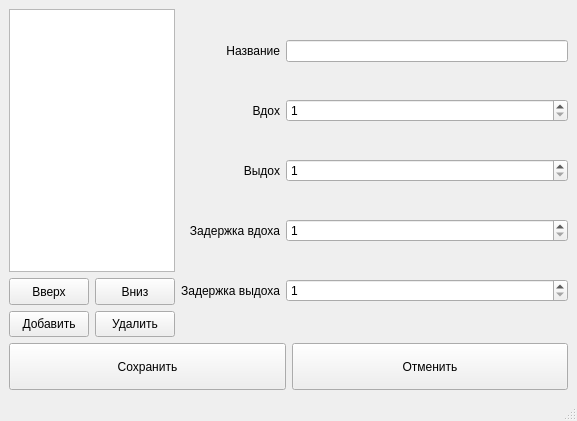
This is src/SettingsWindow/settings.ui in dvarubla/breathe_trainer as Qt 5 draws it before an edit. The edited form follows.
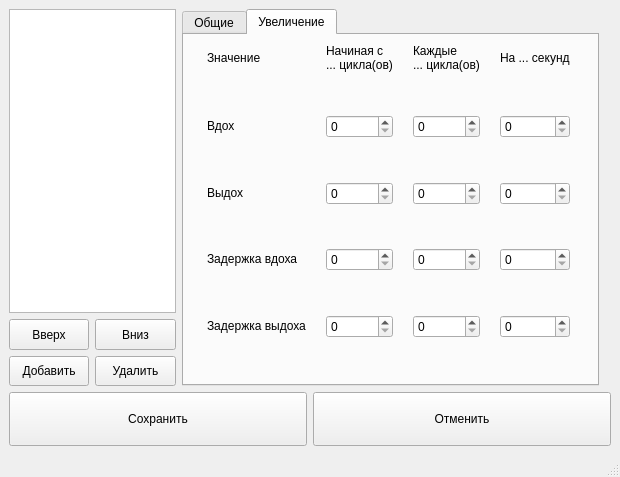
This is the edited form. The open tabs and pages were chosen to show the change.

Commit message: Add tabs in settings window

What changed in the file:
```diff
--- a/src/SettingsWindow/settings.ui
+++ b/src/SettingsWindow/settings.ui
@@ -6,110 +6,46 @@
    <rect>
     <x>0</x>
     <y>0</y>
-    <width>577</width>
-    <height>421</height>
+    <width>620</width>
+    <height>477</height>
    </rect>
   </property>
   <property name="windowTitle">
    <string>Настройки профилей</string>
   </property>
   <widget class="QWidget" name="centralwidget">
-   <layout class="QGridLayout" name="gridLayout" rowstretch="7,1" columnstretch="2,5">
-    <item row="0" column="1">
-     <layout class="QGridLayout" name="gridLayout_2">
-      <item row="4" column="0">
-       <widget class="QLabel" name="label4">
-        <property name="text">
-         <string>Задержка выдоха</string>
+   <layout class="QGridLayout" name="gridLayout" rowstretch="7,1" columnstretch="2,5,0,0">
+    <item row="0" column="3">
+     <layout class="QGridLayout" name="gridLayout_2"/>
+    </item>
+    <item row="1" column="0" colspan="4">
+     <layout class="QHBoxLayout" name="horizontalLayout">
+      <item>
+       <widget class="QPushButton" name="saveButton">
+        <property name="sizePolicy">
+         <sizepolicy hsizetype="Minimum" vsizetype="Minimum">
+          <horstretch>0</horstretch>
+          <verstretch>0</verstretch>
+         </sizepolicy>
         </property>
-        <property name="alignment">
-         <set>Qt::AlignRight|Qt::AlignTrailing|Qt::AlignVCenter</set>
-        </property>
-       </widget>
-      </item>
-      <item row="1" column="0">
-       <widget class="QLabel" name="label_3">
         <property name="text">
-         <string>Вдох</string>
+         <string>Сохранить</string>
         </property>
-        <property name="alignment">
-         <set>Qt::AlignRight|Qt::AlignTrailing|Qt::AlignVCenter</set>
-        </property>
        </widget>
       </item>
-      <item row="2" column="0">
-       <widget class="QLabel" name="label">
-        <property name="text">
-         <string>Выдох</string>
+      <item>
+       <widget class="QPushButton" name="cancelButton">
+        <property name="sizePolicy">
+         <sizepolicy hsizetype="Minimum" vsizetype="Minimum">
+          <horstretch>0</horstretch>
+          <verstretch>0</verstretch>
+         </sizepolicy>
         </property>
-        <property name="alignment">
-         <set>Qt::AlignRight|Qt::AlignTrailing|Qt::AlignVCenter</set>
-        </property>
-       </widget>
-      </item>
-      <item row="0" column="0">
-       <widget class="QLabel" name="label_4">
         <property name="text">
-         <string>Название</string>
+         <string>Отменить</string>
         </property>
-        <property name="alignment">
-         <set>Qt::AlignRight|Qt::AlignTrailing|Qt::AlignVCenter</set>
-        </property>
        </widget>
       </item>
-      <item row="3" column="0">
-       <widget class="QLabel" name="label_2">
-        <property name="text">
-         <string>Задержка вдоха</string>
-        </property>
-        <property name="alignment">
-         <set>Qt::AlignRight|Qt::AlignTrailing|Qt::AlignVCenter</set>
-        </property>
-       </widget>
-      </item>
-      <item row="3" column="1">
-       <widget class="QSpinBox" name="pauseInhaleEdit">
-        <property name="minimum">
-         <number>1</number>
-        </property>
-        <property name="maximum">
-         <number>999</number>
-        </property>
-       </widget>
-      </item>
-      <item row="2" column="1">
-       <widget class="QSpinBox" name="exhaleEdit">
-        <property name="minimum">
-         <number>1</number>
-        </property>
-        <property name="maximum">
-         <number>999</number>
-        </property>
-       </widget>
-      </item>
-      <item row="1" column="1">
-       <widget class="QSpinBox" name="inhaleEdit">
-        <property name="minimum">
-         <number>1</number>
-        </property>
-        <property name="maximum">
-         <number>999</number>
-        </property>
-       </widget>
-      </item>
-      <item row="4" column="1">
-       <widget class="QSpinBox" name="pauseExhaleEdit">
-        <property name="minimum">
-         <number>1</number>
-        </property>
-        <property name="maximum">
-         <number>999</number>
-        </property>
-       </widget>
-      </item>
-      <item row="0" column="1">
-       <widget class="QLineEdit" name="nameEdit"/>
-      </item>
      </layout>
     </item>
     <item row="0" column="0">
@@ -171,35 +107,470 @@
       </item>
      </layout>
     </item>
-    <item row="1" column="0" colspan="2">
-     <layout class="QHBoxLayout" name="horizontalLayout">
-      <item>
-       <widget class="QPushButton" name="saveButton">
-        <property name="sizePolicy">
-         <sizepolicy hsizetype="Minimum" vsizetype="Minimum">
-          <horstretch>0</horstretch>
-          <verstretch>0</verstretch>
-         </sizepolicy>
-        </property>
-        <property name="text">
-         <string>Сохранить</string>
-        </property>
-       </widget>
-      </item>
-      <item>
-       <widget class="QPushButton" name="cancelButton">
-        <property name="sizePolicy">
-         <sizepolicy hsizetype="Minimum" vsizetype="Minimum">
-          <horstretch>0</horstretch>
-          <verstretch>0</verstretch>
-         </sizepolicy>
-        </property>
-        <property name="text">
-         <string>Отменить</string>
-        </property>
-       </widget>
-      </item>
-     </layout>
+    <item row="0" column="1">
+     <widget class="QTabWidget" name="tabWidget">
+      <property name="currentIndex">
+       <number>0</number>
+      </property>
+      <widget class="QWidget" name="tab">
+       <attribute name="title">
+        <string>Общие</string>
+       </attribute>
+       <layout class="QGridLayout" name="gridLayout_4">
+        <item row="0" column="0">
+         <widget class="QLabel" name="label_4">
+          <property name="text">
+           <string>Название</string>
+          </property>
+          <property name="alignment">
+           <set>Qt::AlignRight|Qt::AlignTrailing|Qt::AlignVCenter</set>
+          </property>
+         </widget>
+        </item>
+        <item row="0" column="1">
+         <widget class="QLineEdit" name="nameEdit"/>
+        </item>
+        <item row="1" column="0">
+         <widget class="QLabel" name="label_3">
+          <property name="text">
+           <string>Вдох</string>
+          </property>
+          <property name="alignment">
+           <set>Qt::AlignRight|Qt::AlignTrailing|Qt::AlignVCenter</set>
+          </property>
+         </widget>
+        </item>
+        <item row="1" column="1">
+         <widget class="QSpinBox" name="inhaleEdit">
+          <property name="minimum">
+           <number>1</number>
+          </property>
+          <property name="maximum">
+           <number>999</number>
+          </property>
+         </widget>
+        </item>
+        <item row="2" column="0">
+         <widget class="QLabel" name="label">
+          <property name="text">
+           <string>Выдох</string>
+          </property>
+          <property name="alignment">
+           <set>Qt::AlignRight|Qt::AlignTrailing|Qt::AlignVCenter</set>
+          </property>
+         </widget>
+        </item>
+        <item row="2" column="1">
+         <widget class="QSpinBox" name="exhaleEdit">
+          <property name="minimum">
+           <number>1</number>
+          </property>
+          <property name="maximum">
+           <number>999</number>
+          </property>
+         </widget>
+        </item>
+        <item row="3" column="0">
+         <widget class="QLabel" name="label_2">
+          <property name="text">
+           <string>Задержка вдоха</string>
+          </property>
+          <property name="alignment">
+           <set>Qt::AlignRight|Qt::AlignTrailing|Qt::AlignVCenter</set>
+          </property>
+         </widget>
+        </item>
+        <item row="3" column="1">
+         <widget class="QSpinBox" name="pauseInhaleEdit">
+          <property name="minimum">
+           <number>1</number>
+          </property>
+          <property name="maximum">
+           <number>999</number>
+          </property>
+         </widget>
+        </item>
+        <item row="4" column="0">
+         <widget class="QLabel" name="label4">
+          <property name="text">
+           <string>Задержка выдоха</string>
+          </property>
+          <property name="alignment">
+           <set>Qt::AlignRight|Qt::AlignTrailing|Qt::AlignVCenter</set>
+          </property>
+         </widget>
+        </item>
+        <item row="4" column="1">
+         <widget class="QSpinBox" name="pauseExhaleEdit">
+          <property name="minimum">
+           <number>1</number>
+          </property>
+          <property name="maximum">
+           <number>999</number>
+          </property>
+         </widget>
+        </item>
+       </layout>
+      </widget>
+      <widget class="QWidget" name="tab_2">
+       <attribute name="title">
+        <string>Увеличение</string>
+       </attribute>
+       <layout class="QGridLayout" name="gridLayout_5">
+        <item row="5" column="0">
+         <spacer name="verticalSpacer_3">
+          <property name="orientation">
+           <enum>Qt::Vertical</enum>
+          </property>
+          <property name="sizeHint" stdset="0">
+           <size>
+            <width>20</width>
+            <height>40</height>
+           </size>
+          </property>
+         </spacer>
+        </item>
+        <item row="7" column="0">
+         <spacer name="verticalSpacer_4">
+          <property name="orientation">
+           <enum>Qt::Vertical</enum>
+          </property>
+          <property name="sizeHint" stdset="0">
+           <size>
+            <width>20</width>
+            <height>40</height>
+           </size>
+          </property>
+         </spacer>
+        </item>
+        <item row="8" column="3">
+         <widget class="QSpinBox" name="exhalePauseDeltaEdit">
+          <property name="sizePolicy">
+           <sizepolicy hsizetype="Minimum" vsizetype="Fixed">
+            <horstretch>0</horstretch>
+            <verstretch>0</verstretch>
+           </sizepolicy>
+          </property>
+          <property name="maximum">
+           <number>999</number>
+          </property>
+         </widget>
+        </item>
+        <item row="4" column="2">
+         <widget class="QSpinBox" name="exhaleEveryEdit">
+          <property name="sizePolicy">
+           <sizepolicy hsizetype="Minimum" vsizetype="Fixed">
+            <horstretch>0</horstretch>
+            <verstretch>0</verstretch>
+           </sizepolicy>
+          </property>
+          <property name="maximum">
+           <number>999</number>
+          </property>
+         </widget>
+        </item>
+        <item row="4" column="3">
+         <widget class="QSpinBox" name="exhaleDeltaEdit">
+          <property name="sizePolicy">
+           <sizepolicy hsizetype="Minimum" vsizetype="Fixed">
+            <horstretch>0</horstretch>
+            <verstretch>0</verstretch>
+           </sizepolicy>
+          </property>
+          <property name="maximum">
+           <number>999</number>
+          </property>
+         </widget>
+        </item>
+        <item row="6" column="0">
+         <widget class="QLabel" name="label_11">
+          <property name="sizePolicy">
+           <sizepolicy hsizetype="Preferred" vsizetype="Fixed">
+            <horstretch>0</horstretch>
+            <verstretch>0</verstretch>
+           </sizepolicy>
+          </property>
+          <property name="text">
+           <string>Задержка вдоха</string>
+          </property>
+         </widget>
+        </item>
+        <item row="6" column="1">
+         <widget class="QSpinBox" name="inhalePauseBeginEdit">
+          <property name="sizePolicy">
+           <sizepolicy hsizetype="Minimum" vsizetype="Fixed">
+            <horstretch>0</horstretch>
+            <verstretch>0</verstretch>
+           </sizepolicy>
+          </property>
+          <property name="maximum">
+           <number>999</number>
+          </property>
+          <property name="value">
+           <number>0</number>
+          </property>
+         </widget>
+        </item>
+        <item row="6" column="2">
+         <widget class="QSpinBox" name="inhalePauseEveryEdit">
+          <property name="sizePolicy">
+           <sizepolicy hsizetype="Minimum" vsizetype="Fixed">
+            <horstretch>0</horstretch>
+            <verstretch>0</verstretch>
+           </sizepolicy>
+          </property>
+          <property name="maximum">
+           <number>999</number>
+          </property>
+         </widget>
+        </item>
+        <item row="6" column="3">
+         <widget class="QSpinBox" name="inhalePauseDeltaEdit">
+          <property name="sizePolicy">
+           <sizepolicy hsizetype="Minimum" vsizetype="Fixed">
+            <horstretch>0</horstretch>
+            <verstretch>0</verstretch>
+           </sizepolicy>
+          </property>
+          <property name="maximum">
+           <number>999</number>
+          </property>
+         </widget>
+        </item>
+        <item row="8" column="0">
+         <widget class="QLabel" name="label_12">
+          <property name="sizePolicy">
+           <sizepolicy hsizetype="Preferred" vsizetype="Fixed">
+            <horstretch>0</horstretch>
+            <verstretch>0</verstretch>
+           </sizepolicy>
+          </property>
+          <property name="text">
+           <string>Задержка выдоха</string>
+          </property>
+         </widget>
+        </item>
+        <item row="8" column="1">
+         <widget class="QSpinBox" name="exhalePauseBeginEdit">
+          <property name="sizePolicy">
+           <sizepolicy hsizetype="Minimum" vsizetype="Fixed">
+            <horstretch>0</horstretch>
+            <verstretch>0</verstretch>
+           </sizepolicy>
+          </property>
+          <property name="maximum">
+           <number>999</number>
+          </property>
+          <property name="value">
+           <number>0</number>
+          </property>
+         </widget>
+        </item>
+        <item row="8" column="2">
+         <widget class="QSpinBox" name="exhalePauseEveryEdit">
+          <property name="sizePolicy">
+           <sizepolicy hsizetype="Minimum" vsizetype="Fixed">
+            <horstretch>0</horstretch>
+            <verstretch>0</verstretch>
+           </sizepolicy>
+          </property>
+          <property name="maximum">
+           <number>999</number>
+          </property>
+         </widget>
+        </item>
+        <item row="0" column="3">
+         <widget class="QLabel" name="label_8">
+          <property name="enabled">
+           <bool>true</bool>
+          </property>
+          <property name="sizePolicy">
+           <sizepolicy hsizetype="Fixed" vsizetype="Fixed">
+            <horstretch>0</horstretch>
+            <verstretch>0</verstretch>
+           </sizepolicy>
+          </property>
+          <property name="text">
+           <string>На ... секунд</string>
+          </property>
+         </widget>
+        </item>
+        <item row="1" column="0">
+         <spacer name="verticalSpacer">
+          <property name="orientation">
+           <enum>Qt::Vertical</enum>
+          </property>
+          <property name="sizeHint" stdset="0">
+           <size>
+            <width>20</width>
+            <height>40</height>
+           </size>
+          </property>
+         </spacer>
+        </item>
+        <item row="2" column="0">
+         <widget class="QLabel" name="label_6">
+          <property name="sizePolicy">
+           <sizepolicy hsizetype="Preferred" vsizetype="Fixed">
+            <horstretch>0</horstretch>
+            <verstretch>0</verstretch>
+           </sizepolicy>
+          </property>
+          <property name="text">
+           <string>Вдох</string>
+          </property>
+         </widget>
+        </item>
+        <item row="2" column="1">
+         <widget class="QSpinBox" name="inhaleBeginEdit">
+          <property name="sizePolicy">
+           <sizepolicy hsizetype="Minimum" vsizetype="Fixed">
+            <horstretch>0</horstretch>
+            <verstretch>0</verstretch>
+           </sizepolicy>
+          </property>
+          <property name="maximum">
+           <number>999</number>
+          </property>
+          <property name="value">
+           <number>0</number>
+          </property>
+         </widget>
+        </item>
+        <item row="2" column="2">
+         <widget class="QSpinBox" name="inhaleEveryEdit">
+          <property name="sizePolicy">
+           <sizepolicy hsizetype="Minimum" vsizetype="Fixed">
+            <horstretch>0</horstretch>
+            <verstretch>0</verstretch>
+           </sizepolicy>
+          </property>
+          <property name="maximum">
+           <number>999</number>
+          </property>
+         </widget>
+        </item>
+        <item row="2" column="3">
+         <widget class="QSpinBox" name="inhaleDeltaEdit">
+          <property name="sizePolicy">
+           <sizepolicy hsizetype="Minimum" vsizetype="Fixed">
+            <horstretch>0</horstretch>
+            <verstretch>0</verstretch>
+           </sizepolicy>
+          </property>
+          <property name="maximum">
+           <number>999</number>
+          </property>
+         </widget>
+        </item>
+        <item row="3" column="0">
+         <spacer name="verticalSpacer_2">
+          <property name="orientation">
+           <enum>Qt::Vertical</enum>
+          </property>
+          <property name="sizeHint" stdset="0">
+           <size>
+            <width>20</width>
+            <height>40</height>
+           </size>
+          </property>
+         </spacer>
+        </item>
+        <item row="4" column="0">
+         <widget class="QLabel" name="label_10">
+          <property name="sizePolicy">
+           <sizepolicy hsizetype="Preferred" vsizetype="Fixed">
+            <horstretch>0</horstretch>
+            <verstretch>0</verstretch>
+           </sizepolicy>
+          </property>
+          <property name="text">
+           <string>Выдох</string>
+          </property>
+         </widget>
+        </item>
+        <item row="4" column="1">
+         <widget class="QSpinBox" name="exhaleBeginEdit">
+          <property name="sizePolicy">
+           <sizepolicy hsizetype="Minimum" vsizetype="Fixed">
+            <horstretch>0</horstretch>
+            <verstretch>0</verstretch>
+           </sizepolicy>
+          </property>
+          <property name="maximum">
+           <number>999</number>
+          </property>
+          <property name="value">
+           <number>0</number>
+          </property>
+         </widget>
+        </item>
+        <item row="0" column="2">
+         <widget class="QLabel" name="label_7">
+          <property name="enabled">
+           <bool>true</bool>
+          </property>
+          <property name="sizePolicy">
+           <sizepolicy hsizetype="Fixed" vsizetype="Fixed">
+            <horstretch>0</horstretch>
+            <verstretch>0</verstretch>
+           </sizepolicy>
+          </property>
+          <property name="text">
+           <string>Каждые 
+... цикла(ов)</string>
+          </property>
+         </widget>
+        </item>
+        <item row="0" column="1">
+         <widget class="QLabel" name="label_5">
+          <property name="enabled">
+           <bool>true</bool>
+          </property>
+          <property name="sizePolicy">
+           <sizepolicy hsizetype="Fixed" vsizetype="Fixed">
+            <horstretch>0</horstretch>
+            <verstretch>0</verstretch>
+           </sizepolicy>
+          </property>
+          <property name="text">
+           <string>Начиная с 
+... цикла(ов)</string>
+          </property>
+         </widget>
+        </item>
+        <item row="9" column="0">
+         <spacer name="verticalSpacer_5">
+          <property name="orientation">
+           <enum>Qt::Vertical</enum>
+          </property>
+          <property name="sizeHint" stdset="0">
+           <size>
+            <width>20</width>
+            <height>40</height>
+           </size>
+          </property>
+         </spacer>
+        </item>
+        <item row="0" column="0">
+         <widget class="QLabel" name="label_9">
+          <property name="enabled">
+           <bool>true</bool>
+          </property>
+          <property name="sizePolicy">
+           <sizepolicy hsizetype="Fixed" vsizetype="Fixed">
+            <horstretch>0</horstretch>
+            <verstretch>0</verstretch>
+           </sizepolicy>
+          </property>
+          <property name="text">
+           <string>Значение</string>
+          </property>
+         </widget>
+        </item>
+       </layout>
+      </widget>
+     </widget>
     </item>
    </layout>
   </widget>
```
